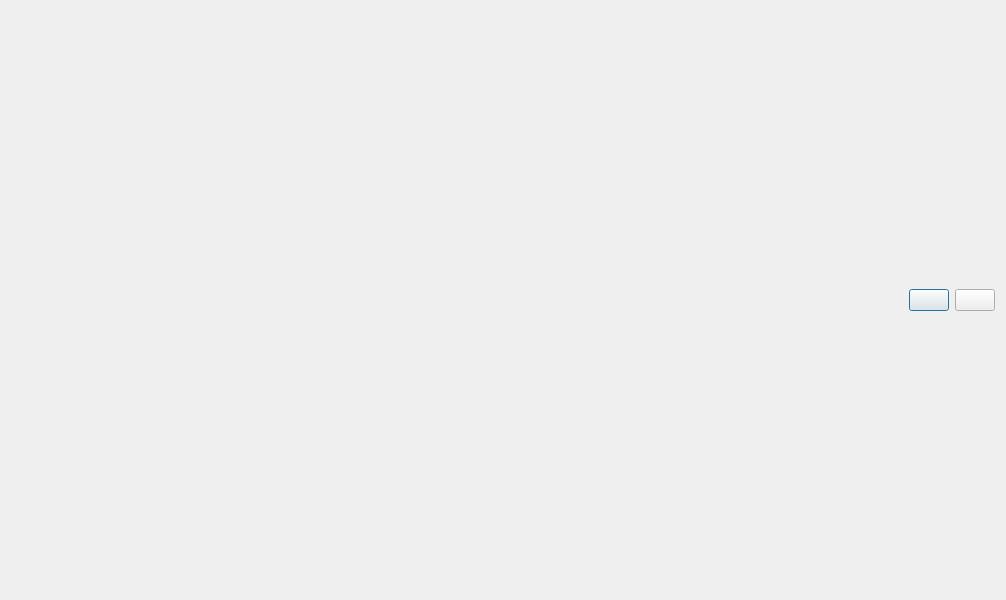
This is Notessa/window_container/ui/window_container.ui in Eixini/Notessa as Qt 5 draws it before an edit. The edited form follows.
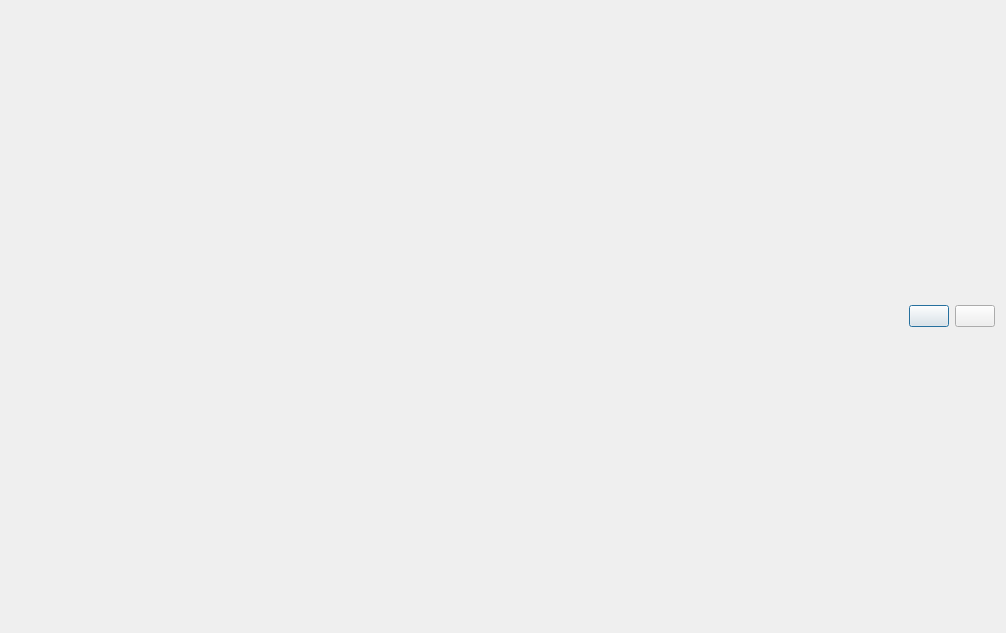
This is the edited form.

The edit to the form file:
```diff
--- a/Notessa/window_container/ui/window_container.ui
+++ b/Notessa/window_container/ui/window_container.ui
@@ -7,7 +7,7 @@
     <x>0</x>
     <y>0</y>
     <width>1006</width>
-    <height>600</height>
+    <height>633</height>
    </rect>
   </property>
   <property name="windowTitle">
@@ -34,6 +34,15 @@
      </item>
      <item>
       <widget class="QPushButton" name="collapse_button">
+       <property name="sizePolicy">
+        <sizepolicy hsizetype="Fixed" vsizetype="Fixed">
+         <horstretch>0</horstretch>
+         <verstretch>0</verstretch>
+        </sizepolicy>
+       </property>
+       <property name="toolTip">
+        <string>Collapse</string>
+       </property>
        <property name="text">
         <string/>
        </property>
@@ -41,6 +50,15 @@
      </item>
      <item>
       <widget class="QPushButton" name="close_button">
+       <property name="sizePolicy">
+        <sizepolicy hsizetype="Fixed" vsizetype="Fixed">
+         <horstretch>0</horstretch>
+         <verstretch>0</verstretch>
+        </sizepolicy>
+       </property>
+       <property name="toolTip">
+        <string>Close</string>
+       </property>
        <property name="text">
         <string/>
        </property>
```
Left out of the diff: 2 changed lines with no effect on the pictures.
